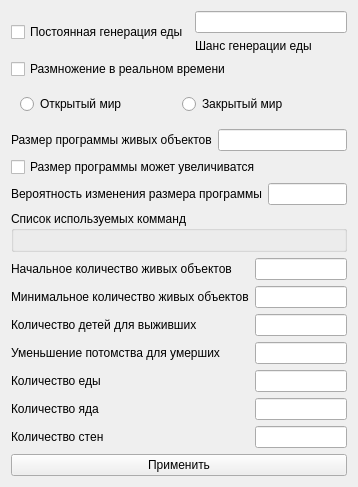
Qt form ASettings/amysettingsform.ui (KapPing-Git/evolution) before a commit.
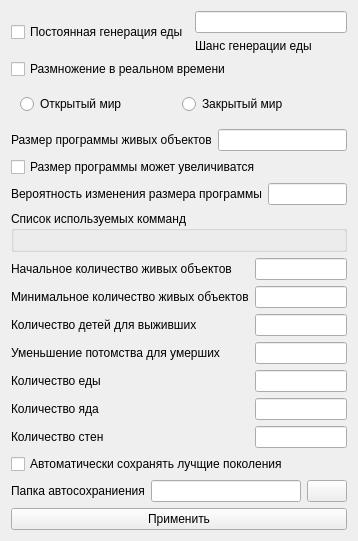
The same form after that commit. Icons and pictures are not drawn. Custom widgets are drawn as their Qt base class.

```diff
--- a/ASettings/amysettingsform.ui
+++ b/ASettings/amysettingsform.ui
@@ -7,7 +7,7 @@
     <x>0</x>
     <y>0</y>
     <width>358</width>
-    <height>476</height>
+    <height>530</height>
    </rect>
   </property>
   <property name="windowTitle">
@@ -226,6 +226,45 @@
      </item>
     </layout>
    </item>
+   <item>
+    <widget class="QCheckBox" name="autosaveBestGenerationsCheckBox">
+     <property name="toolTip">
+      <string>Автоматически сохранять поколение в файл при достижении максимального времени жизни</string>
+     </property>
+     <property name="text">
+      <string>Автоматически сохранять лучщие поколения</string>
+     </property>
+    </widget>
+   </item>
+   <item>
+    <layout class="QHBoxLayout" name="horizontalLayout_6">
+     <item>
+      <widget class="QLabel" name="label_12">
+       <property name="text">
+        <string>Папка автосохраниения</string>
+       </property>
+      </widget>
+     </item>
+     <item>
+      <widget class="QLineEdit" name="autosavePathEdit">
+       <property name="text">
+        <string/>
+       </property>
+      </widget>
+     </item>
+     <item>
+      <widget class="QPushButton" name="pushButton">
+       <property name="text">
+        <string/>
+       </property>
+       <property name="icon">
+        <iconset resource="../res.qrc">
+         <normaloff>:/icon/icons/fileopen.png</normaloff>:/icon/icons/fileopen.png</iconset>
+       </property>
+      </widget>
+     </item>
+    </layout>
+   </item>
    <item>
     <widget class="QPushButton" name="applyButton">
      <property name="text">
```
Left out of the diff: 4 changed lines with no effect on the pictures.
